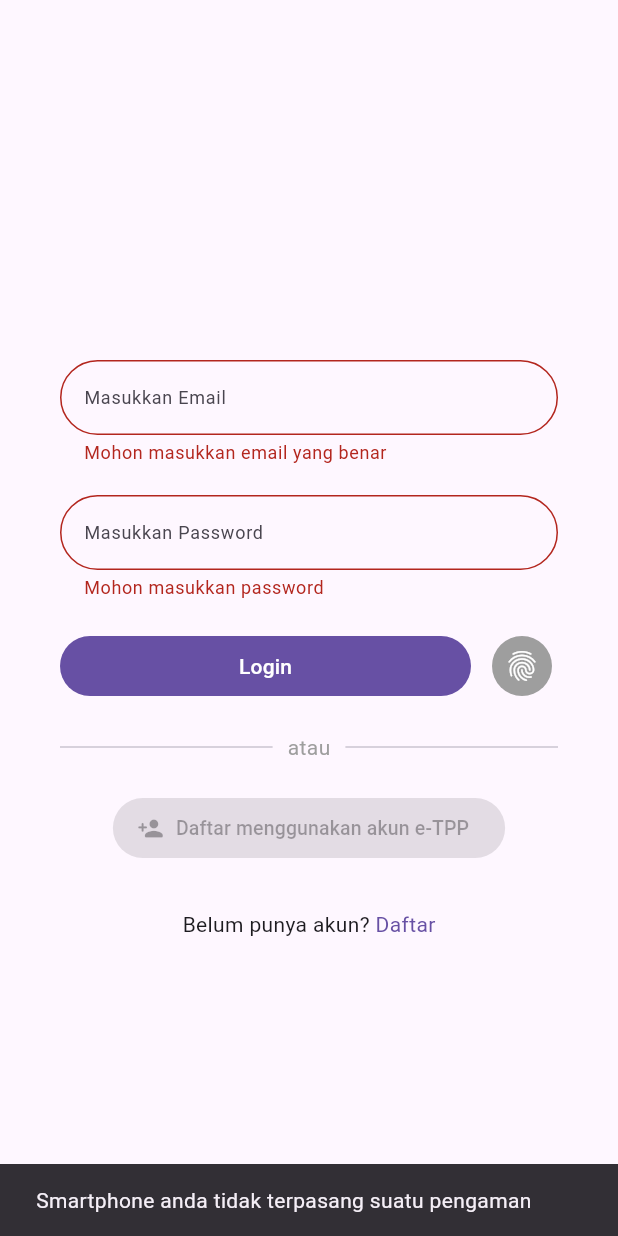
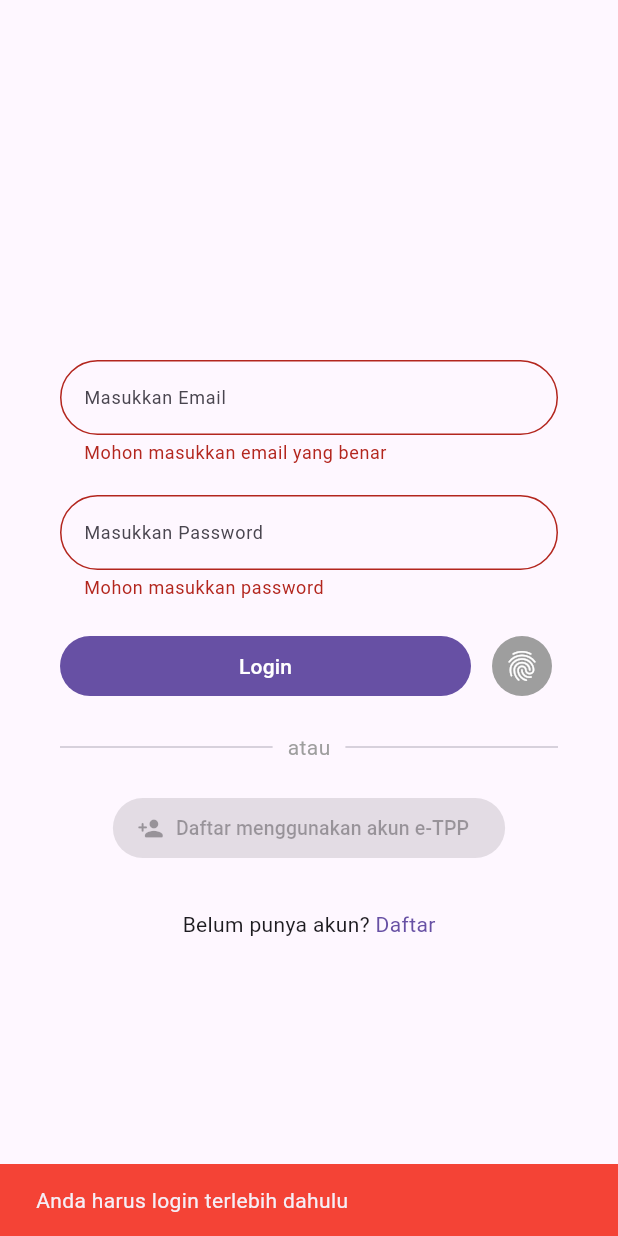
Before and after one commit to Lzadhito/flutter_2fa_test, a Flutter app: the screen it shows after launch, after a tap on "Login", after a tap on the "fingerprint" icon, on a phone screen of 412 x 824 dp. Run offline on Flutter 3.47's test engine with Material 2 defaults, Android fonts, the phone set to English and light mode, and no system bars; our stand-ins replace email_validator, flutter_dotenv, gap, local_auth, shared_preferences; missing offline and left inert: supabase_auth_ui; accounts and stored records are empty.

Commit message:
feat(login): separate auth class & integrate 2fa only after loggedin

```diff
--- a/lib/dashboard/screen.dart
+++ b/lib/dashboard/screen.dart
@@ -1,4 +1,5 @@
 import 'package:flutter/material.dart';
+import 'package:kominfo_dashboard_test/login/class/auth.dart';
 
 class DashboardScreen extends StatelessWidget {
   const DashboardScreen({super.key});
@@ -12,7 +13,7 @@ class DashboardScreen extends StatelessWidget {
           const Text('Hello ini dashboard!'),
           TextButton(
               onPressed: () {
-                Navigator.pop(context);
+                Auth.logout(context);
               },
               child: const Text('Back'))
         ],
--- /dev/null
+++ b/lib/login/class/auth.dart
@@ -0,0 +1,133 @@
+import 'package:flutter/material.dart';
+import 'package:flutter/services.dart';
+import 'package:local_auth/local_auth.dart';
+import 'package:shared_preferences/shared_preferences.dart';
+import 'package:supabase_auth_ui/supabase_auth_ui.dart';
+
+class Auth {
+  static void _onLoginSuccess(String email, context) async {
+    SharedPreferences prefs = await SharedPreferences.getInstance();
+    prefs.setString('email', email);
+    Navigator.pushNamed(context, '/dashboard');
+  }
+
+  static void login(String email, String password, context) async {
+    final supabase = Supabase.instance.client;
+    try {
+      await supabase
+          .from('Users')
+          .select('email, password')
+          .eq('email', email)
+          .eq('password', password)
+          .single();
+      ScaffoldMessenger.of(context).showSnackBar(
+        const SnackBar(
+            duration: Duration(seconds: 1), content: Text('Login Berhasil')),
+      );
+      _onLoginSuccess(email, context);
+    } catch (e) {
+      ScaffoldMessenger.of(context).showSnackBar(
+        const SnackBar(
+            duration: Duration(seconds: 1),
+            backgroundColor: Colors.red,
+            content: Text('username atau password salah')),
+      );
+    }
+  }
+
+  static void register(String email, String password, context) async {
+    final supabase = Supabase.instance.client;
+
+    try {
+      await supabase
+          .from('Users')
+          .select('email, password')
+          .eq('email', email)
+          .single();
+      ScaffoldMessenger.of(context).showSnackBar(const SnackBar(
+          duration: Duration(seconds: 1),
+          backgroundColor: Colors.red,
+          content: Text('Email sudah terdaftar')));
+      return;
+    } catch (error) {
+      try {
+        await supabase
+            .from('Users')
+            .insert({'email': email, 'password': password});
+        ScaffoldMessenger.of(context).showSnackBar(
+          const SnackBar(
+              duration: Duration(seconds: 1),
+              content: Text('Registrasi Berhasil')),
+        );
+        _onLoginSuccess(email, context);
+      } catch (error) {
+        ScaffoldMessenger.of(context).showSnackBar(
+          SnackBar(
+              duration: const Duration(seconds: 1),
+              backgroundColor: Colors.red,
+              content: Text(error.toString())),
+        );
+      }
+    }
+  }
+
+  static Future<bool> isLoggedIn() async {
+    SharedPreferences prefs = await SharedPreferences.getInstance();
+    String? emailPref = prefs.getString('email');
+    debugPrint('emailPref: $emailPref');
+    if (emailPref == null || emailPref.isEmpty) return false;
+    return true;
+  }
+
+  static Future<bool> is2FAAvailable() async {
+    if (!await isLoggedIn()) return false;
+
+    final LocalAuthentication auth = LocalAuthentication();
+    final bool canAuthenticateWithBiometrics = await auth.canCheckBiometrics;
+    final bool canAuthenticate =
+        canAuthenticateWithBiometrics || await auth.isDeviceSupported();
+
+    final List<BiometricType> availableBiometrics =
+        await auth.getAvailableBiometrics();
+
+    return canAuthenticate && availableBiometrics.isNotEmpty;
+  }
+
+  static Future<void> handleLogin2FA(context) async {
+    final LocalAuthentication auth = LocalAuthentication();
+    final bool canAuthenticateWithBiometrics = await auth.canCheckBiometrics;
+    final bool canAuthenticate =
+        canAuthenticateWithBiometrics || await auth.isDeviceSupported();
+
+    final List<BiometricType> availableBiometrics =
+        await auth.getAvailableBiometrics();
+
+    if (canAuthenticate && availableBiometrics.isNotEmpty) {
+      try {
+        final bool didAuthenticate = await auth.authenticate(
+            localizedReason: 'Please authenticate to show account balance',
+            options: const AuthenticationOptions(biometricOnly: false));
+
+        if (didAuthenticate) {
+          ScaffoldMessenger.of(context).showSnackBar(
+            const SnackBar(
+                duration: Duration(seconds: 1),
+                content: Text('Login Berhasil')),
+          );
+          Navigator.pushNamed(context, '/dashboard');
+        }
+        // ···
+      } on PlatformException catch (error) {
+        debugPrint(error.toString());
+        // ...
+      }
+      // Some biometrics are enrolled.
+    }
+  }
+
+  static void logout(context) async {
+    SharedPreferences prefs = await SharedPreferences.getInstance();
+    prefs.remove('email');
+    Navigator.pushReplacementNamed(context, '/login');
+  }
+}
--- a/lib/login/screen.dart
+++ b/lib/login/screen.dart
@@ -1,7 +1,7 @@
 import 'package:flutter/material.dart';
 import 'package:email_validator/email_validator.dart';
-import 'package:flutter/services.dart';
 import 'package:gap/gap.dart';
+import 'package:kominfo_dashboard_test/login/class/auth.dart';
 import 'package:local_auth/local_auth.dart';
 import 'package:supabase_auth_ui/supabase_auth_ui.dart';
 
@@ -24,117 +24,57 @@ class _LoginScreenState extends State<LoginScreen> {
   @override
   void initState() {
     super.initState();
-    check2FAAvailability();
+    Auth.is2FAAvailable().then((value) => {
+          debugPrint('availability: $value'),
+          setState(() {
+            _is2FAAvailable = value;
+          })
+        });
   }
 
-  check2FAAvailability() async {
-    final bool canAuthenticateWithBiometrics = await auth.canCheckBiometrics;
-    final bool canAuthenticate =
-        canAuthenticateWithBiometrics || await auth.isDeviceSupported();
-
-    final List<BiometricType> availableBiometrics =
-        await auth.getAvailableBiometrics();
-
-    _is2FAAvailable = canAuthenticate && availableBiometrics.isNotEmpty;
+  @override
+  void dispose() {
+    super.dispose();
   }
 
-  Future<void> handleSubmitLogin(context) async {
+  void handleLogin(context) {
     if (_formKey.currentState!.validate()) {
       _formKey.currentState!.save();
-      try {
-        await supabase
-            .from('Users')
-            .select('email, password')
-            .eq('email', email)
-            .eq('password', password)
-            .single();
-        ScaffoldMessenger.of(context).showSnackBar(
-          const SnackBar(
-              duration: Duration(seconds: 1), content: Text('Login Berhasil')),
-        );
-        Navigator.pushNamed(context, '/dashboard');
-      } catch (e) {
-        ScaffoldMessenger.of(context).showSnackBar(
-          const SnackBar(
-              duration: Duration(seconds: 1),
-              backgroundColor: Colors.red,
-              content: Text('username atau password salah')),
-        );
-      }
+      Auth.login(email, password, context);
     }
   }
 
-  Future<void> handleLogin2FA(context) async {
-    final bool canAuthenticateWithBiometrics = await auth.canCheckBiometrics;
-    final bool canAuthenticate =
-        canAuthenticateWithBiometrics || await auth.isDeviceSupported();
-
-    final List<BiometricType> availableBiometrics =
-        await auth.getAvailableBiometrics();
-
-    if (canAuthenticate && availableBiometrics.isNotEmpty) {
-      try {
-        final bool didAuthenticate = await auth.authenticate(
-            localizedReason: 'Please authenticate to show account balance',
-            options: const AuthenticationOptions(biometricOnly: false));
-
-        if (didAuthenticate) {
-          ScaffoldMessenger.of(context).showSnackBar(
-            const SnackBar(
-                duration: Duration(seconds: 1),
-                content: Text('Login Berhasil')),
-          );
-          Navigator.pushNamed(context, '/dashboard');
-        }
-        // ···
-      } on PlatformException catch (error) {
-        debugPrint(error.toString());
-        // ...
-      }
-      // Some biometrics are enrolled.
+  void handleRegister(context) {
+    if (_formKey.currentState!.validate()) {
+      _formKey.currentState!.save();
+      Auth.register(email, password, context);
     }
   }
 
-  void handleRegister(context) async {
-    if (_formKey.currentState!.validate()) {
-      _formKey.currentState!.save();
+  void handleClick2FA(context) async {
+    bool isLoggedIn = await Auth.isLoggedIn();
+    if (!isLoggedIn) {
       ScaffoldMessenger.of(context).showSnackBar(
         const SnackBar(
-            duration: Duration(seconds: 200), content: Text('Mendaftarkan')),
+            backgroundColor: Colors.red,
+            duration: Duration(seconds: 1),
+            content: Text('Anda harus login terlebih dahulu')),
       );
+      return null;
+    }
 
-      try {
-        await supabase
-            .from('Users')
-            .select('email, password')
-            .eq('email', email)
-            .single();
-        ScaffoldMessenger.of(context).showSnackBar(const SnackBar(
-            duration: Duration(seconds: 1),
-            backgroundColor: Colors.red,
-            content: Text('Email sudah terdaftar')));
-        return;
-      } catch (error) {
-        try {
-          await supabase
-              .from('Users')
-              .insert({'email': email, 'password': password});
+    bool is2FAAvailable = await Auth.is2FAAvailable();
+    if (!is2FAAvailable) {
       ScaffoldMessenger.of(context).showSnackBar(
         const SnackBar(
+            backgroundColor: Colors.red,
             duration: Duration(seconds: 1),
-                content: Text('Registrasi Berhasil')),
+            content: Text('Smartphone anda tidak terpasang suatu pengaman')),
       );
-          Navigator.pushNamed(context, '/dashboard');
-        } catch (error) {
-          ScaffoldMessenger.of(context).showSnackBar(
-            SnackBar(
-                duration: const Duration(seconds: 1),
-                backgroundColor: Colors.red,
-                content: Text(error.toString())),
-          );
+      return null;
     }
-      }
-    }
+
+    Auth.handleLogin2FA(context);
   }
 
   void handleWarn2FANotSet() {
@@ -185,7 +125,7 @@ class _LoginScreenState extends State<LoginScreen> {
                   ),
                   const Gap(20),
                   TextFormField(
-                    style: TextStyle(fontSize: 12),
+                    style: const TextStyle(fontSize: 12),
                     onSaved: (value) {
                       password = value ?? '';
                     },
@@ -199,7 +139,6 @@ class _LoginScreenState extends State<LoginScreen> {
                         hintText: 'Masukkan Password'),
                     // The validator receives the text that the user has entered.
                     validator: (value) {
-                      debugPrint(value);
                       if (value == null || value.isEmpty) {
                         return 'Mohon masukkan password';
                       }
@@ -211,7 +150,7 @@ class _LoginScreenState extends State<LoginScreen> {
                     children: [
                       Expanded(
                         child: FilledButton(
-                          onPressed: () => handleSubmitLogin(context),
+                          onPressed: () => handleLogin(context),
                           child: const Text('Login'),
                         ),
                       ),
@@ -222,10 +161,7 @@ class _LoginScreenState extends State<LoginScreen> {
                                   ? Theme.of(context).colorScheme.primary
                                   : Colors.grey),
                           icon: const Icon(Icons.fingerprint_rounded),
-                        onPressed: _is2FAAvailable
-                            ? () => handleLogin2FA(context)
-                            : handleWarn2FANotSet,
-                      )
+                          onPressed: () => handleClick2FA(context))
                     ],
                   ),
                   const Gap(20),
--- a/pubspec.yaml
+++ b/pubspec.yaml
@@ -13,6 +13,7 @@ dependencies:
   flutter_dotenv: ^5.1.0
   gap: ^3.0.1
   local_auth: ^2.1.7
+  shared_preferences: ^2.2.2
   supabase_auth_ui: ^0.2.1
 
 dev_dependencies:
```
Also changed, not shown: pubspec.lock. Lines whose indentation alone changed are shown as unchanged.
